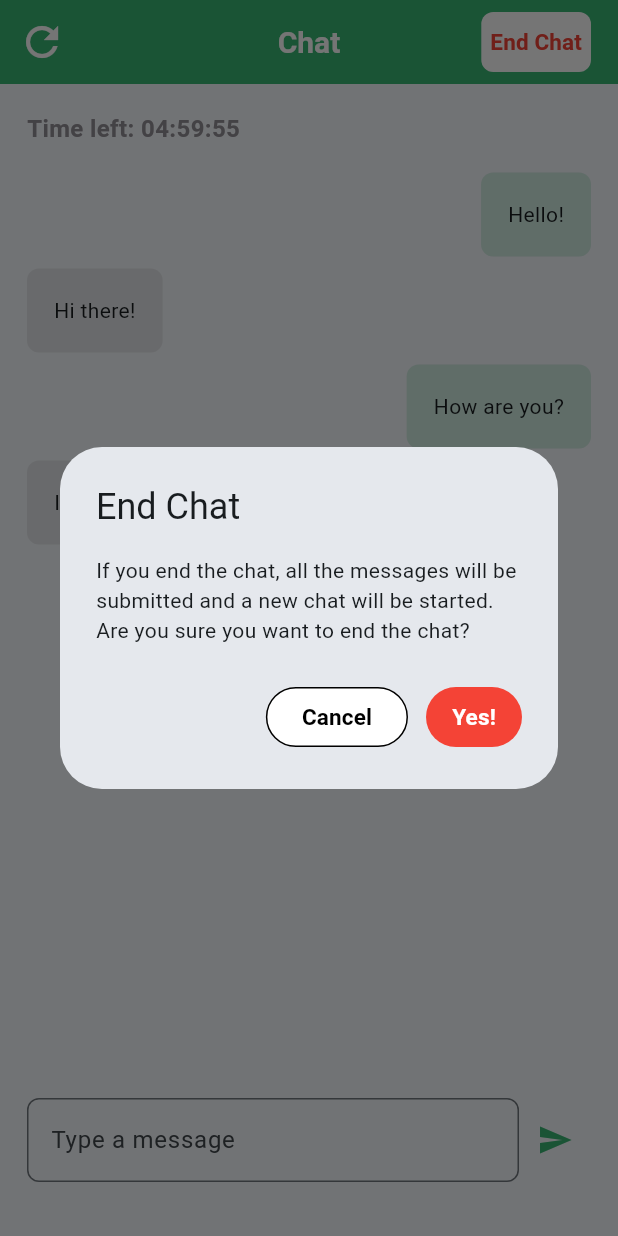
After one commit to shayanmomeni/Custom_chatbot, a Flutter app: the ChatScreen screen opened by its route, after a tap on the "refresh" icon, after a tap on "End Chat", on a phone screen of 412 x 824 dp. The commit adds this screen. Run offline on Flutter 3.47's test engine with Material 3 defaults, Android fonts, the light colour scheme and no system bars; drawn by our look-alikes of overlay_support; our stand-ins replace gap, get, get_storage; accounts and stored records are empty.

Commit message:
Add Dialog Alert and update chat UI

```diff
--- a/lib/app_repo.dart
+++ b/lib/app_repo.dart
@@ -1,4 +1,5 @@
 import 'dart:convert';
+import 'package:decent_chatbot/core/components/dialog_alert_widget.dart';
 import 'package:decent_chatbot/core/components/loading_widget.dart';
 import 'package:decent_chatbot/core/components/snackbar_widget.dart';
 import 'package:decent_chatbot/core/constants/config.dart';
@@ -55,6 +56,41 @@
 
     _isGlobalLoadingOn = false;
     Get.back();
+  }
+
+  void showCustomAlertDialog({
+    required String title,
+    required String content,
+    required String buttonText,
+    VoidCallback? onPressed,
+    required Color buttonColor,
+    required TextStyle buttonTextStyle,
+    String? outlinedButtonText,
+    VoidCallback? outlinedButtonOnPressed,
+    Color outlinedButtonColor = Colors.blue,
+    Color outlinedButtonBorderColor = Colors.blue,
+    TextStyle outlinedButtonTextStyle = const TextStyle(
+      color: Colors.white,
+      fontWeight: FontWeight.w700,
+    ),
+  }) {
+    if (Get.context == null) return;
+
+    Get.dialog(
+      CustomAlertDialogWidget(
+        title: title,
+        content: content,
+        buttonText: buttonText,
+        buttonColor: buttonColor,
+        buttonTextStyle: buttonTextStyle,
+        onPressed: onPressed,
+        outlinedButtonText: outlinedButtonText,
+        outlinedButtonOnPressed: outlinedButtonOnPressed,
+        outlinedButtonColor: outlinedButtonColor,
+        outlinedButtonBorderColor: outlinedButtonBorderColor,
+        outlinedButtonTextStyle: outlinedButtonTextStyle,
+      ),
+    );
   }
 
   void showSnackbar({
--- /dev/null
+++ b/lib/core/components/dialog_alert_widget.dart
@@ -0,0 +1,67 @@
+import 'package:flutter/material.dart';
+import 'package:gap/gap.dart';
+
+class CustomAlertDialogWidget extends StatelessWidget {
+  final String title;
+  final String content;
+  final String buttonText;
+  final VoidCallback? onPressed;
+  final Color buttonColor;
+  final TextStyle buttonTextStyle;
+  final String? outlinedButtonText;
+  final VoidCallback? outlinedButtonOnPressed;
+  final Color outlinedButtonColor;
+  final Color outlinedButtonBorderColor;
+  final TextStyle outlinedButtonTextStyle;
+
+  const CustomAlertDialogWidget({
+    super.key,
+    required this.title,
+    required this.content,
+    required this.buttonText,
+    this.onPressed,
+    required this.buttonColor,
+    required this.buttonTextStyle,
+    this.outlinedButtonText,
+    this.outlinedButtonOnPressed,
+    required this.outlinedButtonColor,
+    required this.outlinedButtonBorderColor,
+    required this.outlinedButtonTextStyle,
+  });
+
+  @override
+  Widget build(BuildContext context) {
+    return AlertDialog(
+      title: Text(title),
+      content: Text(content),
+      actions: <Widget>[
+        Row(
+          // mainAxisAlignment: MainAxisAlignment.spaceEvenly,
+          mainAxisAlignment: MainAxisAlignment.end,
+          children: [
+            if (outlinedButtonText != null)
+              OutlinedButton(
+                style: OutlinedButton.styleFrom(
+                  side: BorderSide(color: outlinedButtonBorderColor),
+                  backgroundColor: outlinedButtonColor,
+                ),
+                onPressed: outlinedButtonOnPressed,
+                child: Text(
+                  outlinedButtonText!,
+                  style: outlinedButtonTextStyle,
+                ),
+              ),
+            const Gap(12),
+            TextButton(
+              onPressed: onPressed,
+              style: TextButton.styleFrom(
+                backgroundColor: buttonColor,
+              ),
+              child: Text(buttonText, style: buttonTextStyle),
+            ),
+          ],
+        ),
+      ],
+    );
+  }
+}
--- a/lib/features/chat/presentation/chat_screen.dart
+++ b/lib/features/chat/presentation/chat_screen.dart
@@ -1,3 +1,4 @@
+import 'package:decent_chatbot/app_repo.dart';
 import 'package:decent_chatbot/core/constants/config.dart';
 import 'package:flutter/material.dart';
 import 'package:gap/gap.dart';
@@ -19,12 +20,54 @@
             size: 32,
           ),
           onPressed: () {
-            //
+            AppRepo().showCustomAlertDialog(
+                title: 'Refresh Chat',
+                content:
+                    'If you refresh the chat, all the messages will be lost and not submited.\nAre you sure you want to refresh the chat?',
+                buttonText: 'Yes!',
+                onPressed: () => controller.refreshChat(),
+                outlinedButtonBorderColor: Colors.black,
+                outlinedButtonColor: Colors.white,
+                outlinedButtonText: 'Cancel',
+                outlinedButtonTextStyle: TextStyle(
+                  color: Colors.black,
+                  fontSize: 15,
+                  fontWeight: FontWeight.w600,
+                ),
+                outlinedButtonOnPressed: () => Get.back(),
+                buttonColor: Colors.red,
+                buttonTextStyle: TextStyle(
+                  color: Colors.white,
+                  fontSize: 15,
+                  fontWeight: FontWeight.w700,
+                ));
           },
         ),
         actions: [
           TextButton(
-              onPressed: () {},
+              onPressed: () {
+                AppRepo().showCustomAlertDialog(
+                    title: 'End Chat',
+                    content:
+                        'If you end the chat, all the messages will be submitted and a new chat will be started.\nAre you sure you want to end the chat?',
+                    buttonText: 'Yes!',
+                    onPressed: () => controller.endChat(),
+                    outlinedButtonBorderColor: Colors.black,
+                    outlinedButtonColor: Colors.white,
+                    outlinedButtonText: 'Cancel',
+                    outlinedButtonTextStyle: TextStyle(
+                      color: Colors.black,
+                      fontSize: 15,
+                      fontWeight: FontWeight.w600,
+                    ),
+                    outlinedButtonOnPressed: () => Get.back(),
+                    buttonColor: Colors.red,
+                    buttonTextStyle: TextStyle(
+                      color: Colors.white,
+                      fontSize: 15,
+                      fontWeight: FontWeight.w700,
+                    ));
+              },
               style: TextButton.styleFrom(
                 backgroundColor: Colors.white,
                 padding: EdgeInsets.symmetric(horizontal: 6),
--- a/lib/features/chat/presentation/controller/chat_controller.dart
+++ b/lib/features/chat/presentation/controller/chat_controller.dart
@@ -39,6 +39,18 @@
     });
   }
 
+  void refreshChat() {
+    messages.clear();
+    startTimer();
+    Get.back();
+  }
+
+  void endChat() {
+    messages.clear();
+    startTimer();
+    Get.back();
+  }
+
   @override
   void onClose() {
     _timer?.cancel();
```
